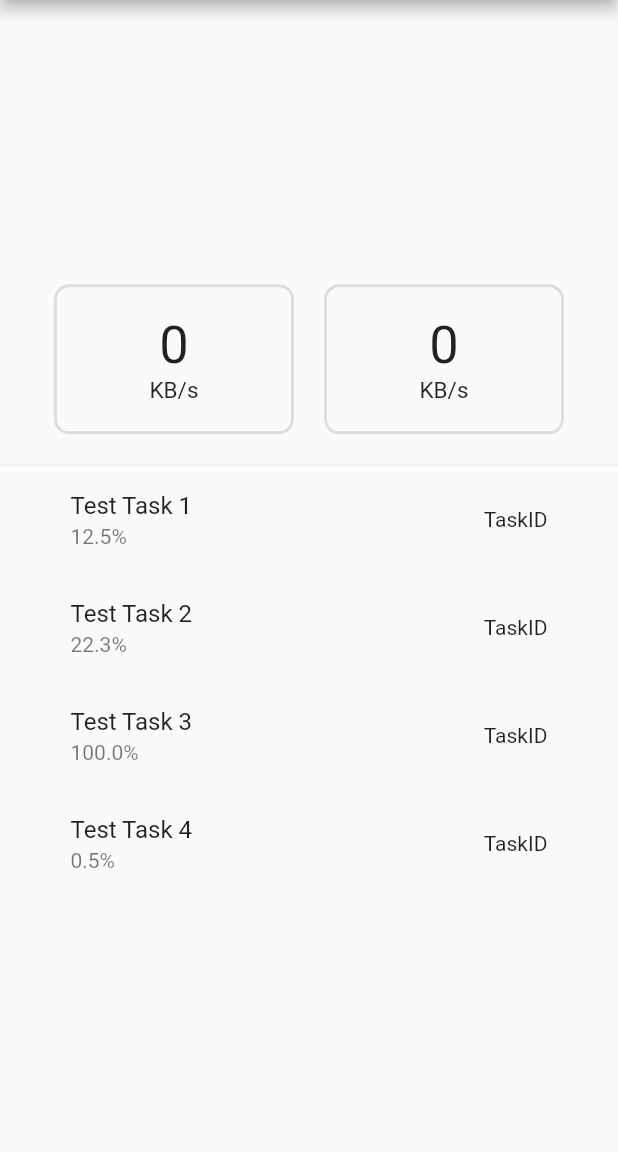
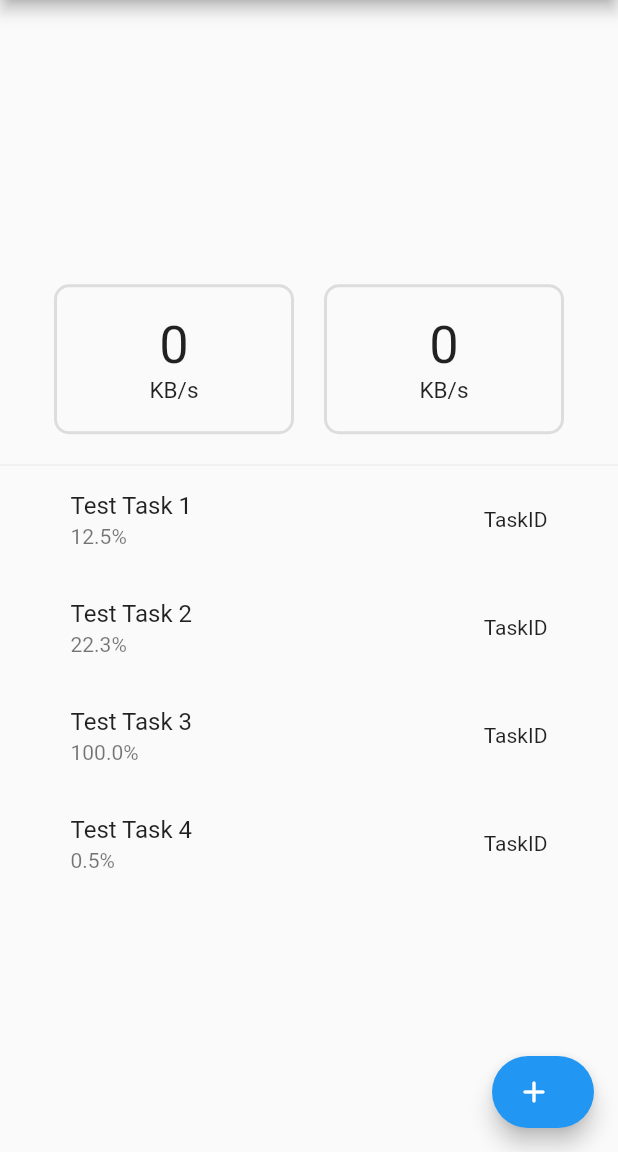
Before and after one commit to yymin1022/SynoDS_Flutter_Legacy, a Flutter app: the screen it shows after launch, on a phone screen of 412 x 824 dp, the part 84-1236 px from its top. Run offline on Flutter 3.47's test engine with Material 2 defaults, Android fonts, the phone set to English and light mode, and no system bars.

Commit message:
Update main.dart : Add Floating Action Button

```diff
--- a/lib/main.dart
+++ b/lib/main.dart
@@ -15,9 +15,7 @@ class DSApp extends StatelessWidget {
           primarySwatch: Colors.blue,
         ),
         home: Scaffold(
-            appBar: AppBar(
-              title: Text("SynoDS"),
-              actions: <Widget>[
+          appBar: AppBar(title: Text("SynoDS"), actions: <Widget>[
             IconButton(
               icon: Icon(Icons.settings),
               tooltip: "Settings",
@@ -28,8 +26,7 @@ class DSApp extends StatelessWidget {
               tooltip: "Info",
               onPressed: () => {},
             )
-              ]
-            ),
+          ]),
           body: SafeArea(
             child: Column(
                 mainAxisAlignment: MainAxisAlignment.center,
@@ -38,7 +35,15 @@ class DSApp extends StatelessWidget {
                   Container(child: const StatusView()),
                   Divider(thickness: 1, height: 1, color: Color(0xFFEEEEEE)),
                   Container(child: const TaskView())
-                ]))));
+                ]),
+          ),
+          floatingActionButton: FloatingActionButton.extended(
+            onPressed: () {},
+            label: Text(""),
+            icon: const Icon(Icons.add_rounded),
+            backgroundColor: Colors.blue,
+          ),
+        ));
   }
 }
 
@@ -70,8 +75,7 @@ class _StatusViewState extends State<StatusView> {
                         color: Color(0xFFDDDDDD),
                         width: 2,
                       ),
-                    borderRadius: BorderRadius.circular(10)
-                  ),
+                      borderRadius: BorderRadius.circular(10)),
                   child: Column(
                       mainAxisAlignment: MainAxisAlignment.center,
                       crossAxisAlignment: CrossAxisAlignment.center,
@@ -88,8 +92,7 @@ class _StatusViewState extends State<StatusView> {
                         color: Color(0xFFDDDDDD),
                         width: 2,
                       ),
-                    borderRadius: BorderRadius.circular(10)
-                  ),
+                      borderRadius: BorderRadius.circular(10)),
                   child: Column(
                       mainAxisAlignment: MainAxisAlignment.center,
                       crossAxisAlignment: CrossAxisAlignment.center,
@@ -115,7 +118,6 @@ class _TaskViewState extends State<TaskView> {
   Widget build(BuildContext context) {
     return Container(
         width: 350,
-
         child: Column(
           children: <Widget>[
             TaskViewItem(new TaskData("Test Task 1", "TaskID", 12.5)),
@@ -123,8 +125,7 @@ class _TaskViewState extends State<TaskView> {
             TaskViewItem(new TaskData("Test Task 3", "TaskID", 100)),
             TaskViewItem(new TaskData("Test Task 4", "TaskID", 0.5)),
           ],
-      )
-    );
+        ));
   }
 }
 
```
Lines whose indentation alone changed are shown as unchanged.
